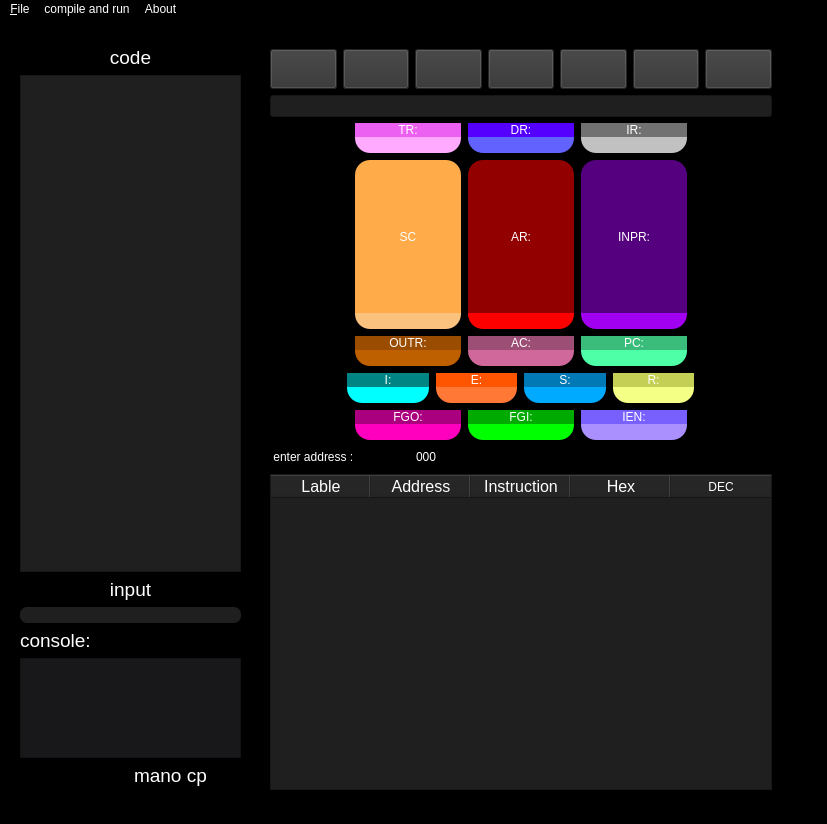
Before: the Qt Designer form icons/mainwindow.ui in xmojtabw/mano-simulator, drawn with Qt 5.
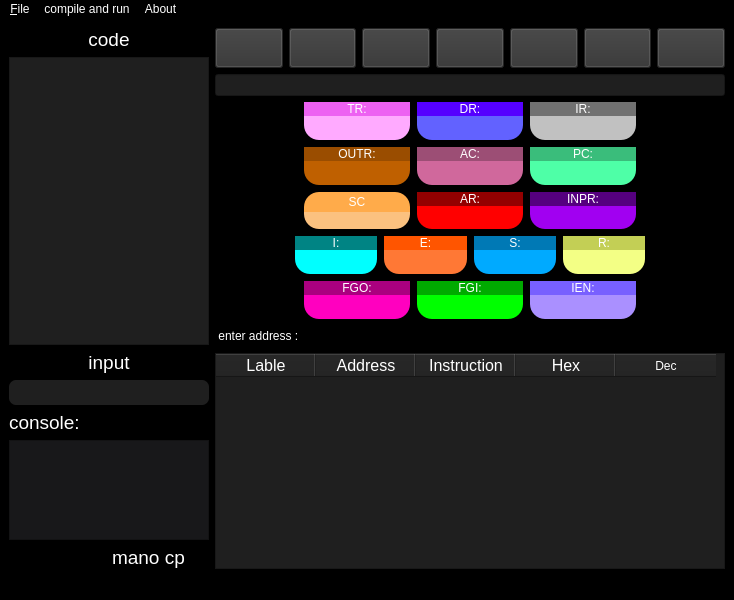
After: the same form once the commit is applied. Icons and pictures are not drawn.

```diff
--- a/icons/mainwindow.ui
+++ b/icons/mainwindow.ui
@@ -6,8 +6,8 @@
    <rect>
     <x>0</x>
     <y>0</y>
-    <width>827</width>
-    <height>824</height>
+    <width>734</width>
+    <height>600</height>
    </rect>
   </property>
   <property name="minimumSize">
@@ -33,15 +33,8 @@
 color: rgb(255, 255, 255);</string>
   </property>
   <widget class="QWidget" name="centralwidget">
-   <widget class="QWidget" name="verticalLayoutWidget">
-    <property name="geometry">
-     <rect>
-      <x>20</x>
-      <y>27</y>
-      <width>221</width>
-      <height>741</height>
-     </rect>
-    </property>
+   <layout class="QHBoxLayout" name="horizontalLayout_6">
+    <item>
     <layout class="QVBoxLayout" name="verticalLayout_3">
      <item>
       <widget class="QLabel" name="input_lbl_2">
@@ -111,7 +104,7 @@
        <property name="minimumSize">
         <size>
          <width>200</width>
-         <height>0</height>
+          <height>25</height>
         </size>
        </property>
        <property name="maximumSize">
@@ -195,16 +188,8 @@
       </layout>
      </item>
     </layout>
-   </widget>
-   <widget class="QWidget" name="verticalLayoutWidget_2">
-    <property name="geometry">
-     <rect>
-      <x>270</x>
-      <y>30</y>
-      <width>502</width>
-      <height>741</height>
-     </rect>
-    </property>
+    </item>
+    <item>
     <layout class="QVBoxLayout" name="verticalLayout_19">
      <item>
       <layout class="QHBoxLayout" name="horizontalLayout_8">
@@ -547,6 +532,12 @@
            </item>
            <item>
             <widget class="QLineEdit" name="tr_line">
+              <property name="sizePolicy">
+               <sizepolicy hsizetype="Expanding" vsizetype="Expanding">
+                <horstretch>0</horstretch>
+                <verstretch>0</verstretch>
+               </sizepolicy>
+              </property>
              <property name="styleSheet">
               <string notr="true">background-color: rgb(255, 170, 255);
 border-bottom-left-radius: 15%;
@@ -586,6 +577,12 @@
            </item>
            <item>
             <widget class="QLineEdit" name="dr_line">
+              <property name="sizePolicy">
+               <sizepolicy hsizetype="Expanding" vsizetype="Expanding">
+                <horstretch>0</horstretch>
+                <verstretch>0</verstretch>
+               </sizepolicy>
+              </property>
              <property name="styleSheet">
               <string notr="true">border-bottom-left-radius: 15%;
 background-color: rgb(98, 98, 255);
@@ -625,6 +622,12 @@
            </item>
            <item>
             <widget class="QLineEdit" name="ir_line">
+              <property name="sizePolicy">
+               <sizepolicy hsizetype="Expanding" vsizetype="Expanding">
+                <horstretch>0</horstretch>
+                <verstretch>0</verstretch>
+               </sizepolicy>
+              </property>
              <property name="styleSheet">
               <string notr="true">background-color: rgb(193, 193, 193);
 border-bottom-left-radius: 15%;
@@ -655,6 +658,180 @@
          </item>
         </layout>
        </item>
+        <item>
+         <layout class="QHBoxLayout" name="horizontalLayout_3">
+          <item>
+           <spacer name="horizontalSpacer_17">
+            <property name="orientation">
+             <enum>Qt::Horizontal</enum>
+            </property>
+            <property name="sizeHint" stdset="0">
+             <size>
+              <width>40</width>
+              <height>20</height>
+             </size>
+            </property>
+           </spacer>
+          </item>
+          <item>
+           <layout class="QVBoxLayout" name="verticalLayout_16">
+            <property name="spacing">
+             <number>0</number>
+            </property>
+            <item>
+             <widget class="QLabel" name="label_9">
+              <property name="styleSheet">
+               <string notr="true">background-color: rgb(154, 77, 0);
+border-top-left-radius: 15%;
+border-top-right-radius: 15%;
+width: 10px;
+height: 10px;</string>
+              </property>
+              <property name="text">
+               <string>OUTR:</string>
+              </property>
+              <property name="alignment">
+               <set>Qt::AlignCenter</set>
+              </property>
+             </widget>
+            </item>
+            <item>
+             <widget class="QLineEdit" name="outr_line">
+              <property name="sizePolicy">
+               <sizepolicy hsizetype="Expanding" vsizetype="Expanding">
+                <horstretch>0</horstretch>
+                <verstretch>0</verstretch>
+               </sizepolicy>
+              </property>
+              <property name="styleSheet">
+               <string notr="true">background-color: rgb(191, 96, 0);
+border-bottom-left-radius: 15%;
+border-bottom-right-radius: 15%;</string>
+              </property>
+              <property name="alignment">
+               <set>Qt::AlignCenter</set>
+              </property>
+              <property name="readOnly">
+               <bool>true</bool>
+              </property>
+             </widget>
+            </item>
+           </layout>
+          </item>
+          <item>
+           <layout class="QVBoxLayout" name="verticalLayout_17">
+            <property name="spacing">
+             <number>0</number>
+            </property>
+            <item>
+             <widget class="QLabel" name="label_6">
+              <property name="styleSheet">
+               <string notr="true">background-color: rgb(156, 78, 117);
+border-top-left-radius: 15%;
+border-top-right-radius: 15%;
+width: 10px;
+height: 10px;</string>
+              </property>
+              <property name="text">
+               <string>AC:</string>
+              </property>
+              <property name="alignment">
+               <set>Qt::AlignCenter</set>
+              </property>
+             </widget>
+            </item>
+            <item>
+             <widget class="QLineEdit" name="ac_line">
+              <property name="sizePolicy">
+               <sizepolicy hsizetype="Expanding" vsizetype="Expanding">
+                <horstretch>0</horstretch>
+                <verstretch>0</verstretch>
+               </sizepolicy>
+              </property>
+              <property name="styleSheet">
+               <string notr="true">background-color: rgb(208, 104, 156);
+border-bottom-left-radius: 15%;
+border-bottom-right-radius: 15%;</string>
+              </property>
+              <property name="alignment">
+               <set>Qt::AlignCenter</set>
+              </property>
+              <property name="readOnly">
+               <bool>true</bool>
+              </property>
+             </widget>
+            </item>
+           </layout>
+          </item>
+          <item>
+           <layout class="QVBoxLayout" name="verticalLayout_14">
+            <property name="spacing">
+             <number>0</number>
+            </property>
+            <item>
+             <widget class="QLabel" name="label">
+              <property name="styleSheet">
+               <string notr="true">background-color: rgb(58, 189, 123);
+border-top-left-radius: 15%;
+border-top-right-radius: 15%;
+width: 10px;
+height: 10px;</string>
+              </property>
+              <property name="text">
+               <string>PC:</string>
+              </property>
+              <property name="alignment">
+               <set>Qt::AlignCenter</set>
+              </property>
+             </widget>
+            </item>
+            <item>
+             <widget class="QLineEdit" name="pc_line">
+              <property name="sizePolicy">
+               <sizepolicy hsizetype="Expanding" vsizetype="Expanding">
+                <horstretch>0</horstretch>
+                <verstretch>0</verstretch>
+               </sizepolicy>
+              </property>
+              <property name="minimumSize">
+               <size>
+                <width>5</width>
+                <height>0</height>
+               </size>
+              </property>
+              <property name="styleSheet">
+               <string notr="true">background-color: rgb(78, 255, 167);
+border-bottom-left-radius: 15%;
+border-bottom-right-radius: 15%;</string>
+              </property>
+              <property name="text">
+               <string/>
+              </property>
+              <property name="alignment">
+               <set>Qt::AlignCenter</set>
+              </property>
+              <property name="readOnly">
+               <bool>true</bool>
+              </property>
+             </widget>
+            </item>
+           </layout>
+          </item>
+          <item>
+           <spacer name="horizontalSpacer_18">
+            <property name="orientation">
+             <enum>Qt::Horizontal</enum>
+            </property>
+            <property name="sizeHint" stdset="0">
+             <size>
+              <width>40</width>
+              <height>20</height>
+             </size>
+            </property>
+           </spacer>
+          </item>
+         </layout>
+        </item>
        <item>
         <layout class="QHBoxLayout" name="horizontalLayout_4">
          <item>
@@ -680,6 +857,12 @@
            </property>
            <item>
             <widget class="QLabel" name="label_2">
+              <property name="maximumSize">
+               <size>
+                <width>16777215</width>
+                <height>20</height>
+               </size>
+              </property>
              <property name="layoutDirection">
               <enum>Qt::LeftToRight</enum>
              </property>
@@ -700,6 +883,12 @@
            </item>
            <item>
             <widget class="QLineEdit" name="sc_line">
+              <property name="sizePolicy">
+               <sizepolicy hsizetype="Expanding" vsizetype="Expanding">
+                <horstretch>0</horstretch>
+                <verstretch>0</verstretch>
+               </sizepolicy>
+              </property>
              <property name="minimumSize">
               <size>
                <width>5</width>
@@ -728,6 +917,12 @@
            </property>
            <item>
             <widget class="QLabel" name="label_4">
+              <property name="maximumSize">
+               <size>
+                <width>16777215</width>
+                <height>40</height>
+               </size>
+              </property>
              <property name="styleSheet">
               <string notr="true">background-color: rgb(147, 0, 0);
 border-top-left-radius: 15%;
@@ -745,6 +940,12 @@
            </item>
            <item>
             <widget class="QLineEdit" name="ar_line">
+              <property name="sizePolicy">
+               <sizepolicy hsizetype="Expanding" vsizetype="Expanding">
+                <horstretch>0</horstretch>
+                <verstretch>0</verstretch>
+               </sizepolicy>
+              </property>
              <property name="styleSheet">
               <string notr="true">background-color: rgb(255, 0, 0);
 border-bottom-left-radius: 15%;
@@ -767,6 +968,18 @@
            </property>
            <item>
             <widget class="QLabel" name="label_8">
+              <property name="sizePolicy">
+               <sizepolicy hsizetype="Preferred" vsizetype="Preferred">
+                <horstretch>0</horstretch>
+                <verstretch>0</verstretch>
+               </sizepolicy>
+              </property>
+              <property name="maximumSize">
+               <size>
+                <width>16777215</width>
+                <height>40</height>
+               </size>
+              </property>
              <property name="styleSheet">
               <string notr="true">background-color: rgb(85, 0, 127);
 border-top-left-radius: 15%;
@@ -784,6 +997,18 @@
            </item>
            <item>
             <widget class="QLineEdit" name="inpr_line">
+              <property name="sizePolicy">
+               <sizepolicy hsizetype="Expanding" vsizetype="Expanding">
+                <horstretch>0</horstretch>
+                <verstretch>0</verstretch>
+               </sizepolicy>
+              </property>
+              <property name="maximumSize">
+               <size>
+                <width>16777215</width>
+                <height>16777215</height>
+               </size>
+              </property>
              <property name="styleSheet">
               <string notr="true">background-color: rgb(161, 0, 241);
 border-bottom-left-radius: 15%;
@@ -814,162 +1039,6 @@
          </item>
         </layout>
        </item>
-       <item>
-        <layout class="QHBoxLayout" name="horizontalLayout_3">
-         <item>
-          <spacer name="horizontalSpacer_17">
-           <property name="orientation">
-            <enum>Qt::Horizontal</enum>
-           </property>
-           <property name="sizeHint" stdset="0">
-            <size>
-             <width>40</width>
-             <height>20</height>
-            </size>
-           </property>
-          </spacer>
-         </item>
-         <item>
-          <layout class="QVBoxLayout" name="verticalLayout_16">
-           <property name="spacing">
-            <number>0</number>
-           </property>
-           <item>
-            <widget class="QLabel" name="label_9">
-             <property name="styleSheet">
-              <string notr="true">background-color: rgb(154, 77, 0);
-border-top-left-radius: 15%;
-border-top-right-radius: 15%;
-width: 10px;
-height: 10px;</string>
-             </property>
-             <property name="text">
-              <string>OUTR:</string>
-             </property>
-             <property name="alignment">
-              <set>Qt::AlignCenter</set>
-             </property>
-            </widget>
-           </item>
-           <item>
-            <widget class="QLineEdit" name="outr_line">
-             <property name="styleSheet">
-              <string notr="true">background-color: rgb(191, 96, 0);
-border-bottom-left-radius: 15%;
-border-bottom-right-radius: 15%;</string>
-             </property>
-             <property name="alignment">
-              <set>Qt::AlignCenter</set>
-             </property>
-             <property name="readOnly">
-              <bool>true</bool>
-             </property>
-            </widget>
-           </item>
-          </layout>
-         </item>
-         <item>
-          <layout class="QVBoxLayout" name="verticalLayout_17">
-           <property name="spacing">
-            <number>0</number>
-           </property>
-           <item>
-            <widget class="QLabel" name="label_6">
-             <property name="styleSheet">
-              <string notr="true">background-color: rgb(156, 78, 117);
-border-top-left-radius: 15%;
-border-top-right-radius: 15%;
-width: 10px;
-height: 10px;</string>
-             </property>
-             <property name="text">
-              <string>AC:</string>
-             </property>
-             <property name="alignment">
-              <set>Qt::AlignCenter</set>
-             </property>
-            </widget>
-           </item>
-           <item>
-            <widget class="QLineEdit" name="ac_line">
-             <property name="styleSheet">
-              <string notr="true">background-color: rgb(208, 104, 156);
-border-bottom-left-radius: 15%;
-border-bottom-right-radius: 15%;</string>
-             </property>
-             <property name="alignment">
-              <set>Qt::AlignCenter</set>
-             </property>
-             <property name="readOnly">
-              <bool>true</bool>
-             </property>
-            </widget>
-           </item>
-          </layout>
-         </item>
-         <item>
-          <layout class="QVBoxLayout" name="verticalLayout_14">
-           <property name="spacing">
-            <number>0</number>
-           </property>
-           <item>
-            <widget class="QLabel" name="label">
-             <property name="styleSheet">
-              <string notr="true">background-color: rgb(58, 189, 123);
-border-top-left-radius: 15%;
-border-top-right-radius: 15%;
-width: 10px;
-height: 10px;</string>
-             </property>
-             <property name="text">
-              <string>PC:</string>
-             </property>
-             <property name="alignment">
-              <set>Qt::AlignCenter</set>
-             </property>
-            </widget>
-           </item>
-           <item>
-            <widget class="QLineEdit" name="pc_line">
-             <property name="minimumSize">
-              <size>
-               <width>5</width>
-               <height>0</height>
-              </size>
-             </property>
-             <property name="styleSheet">
-              <string notr="true">background-color: rgb(78, 255, 167);
-border-bottom-left-radius: 15%;
-border-bottom-right-radius: 15%;</string>
-             </property>
-             <property name="text">
-              <string/>
-             </property>
-             <property name="alignment">
-              <set>Qt::AlignCenter</set>
-             </property>
-             <property name="readOnly">
-              <bool>true</bool>
-             </property>
-            </widget>
-           </item>
-          </layout>
-         </item>
-         <item>
-          <spacer name="horizontalSpacer_18">
-           <property name="orientation">
-            <enum>Qt::Horizontal</enum>
-           </property>
-           <property name="sizeHint" stdset="0">
-            <size>
-             <width>40</width>
-             <height>20</height>
-            </size>
-           </property>
-          </spacer>
-         </item>
-        </layout>
-       </item>
        <item>
         <layout class="QHBoxLayout" name="horizontalLayout_2">
          <item>
@@ -1061,6 +1130,12 @@
            </item>
            <item>
             <widget class="QLineEdit" name="i_line">
+              <property name="sizePolicy">
+               <sizepolicy hsizetype="Expanding" vsizetype="Expanding">
+                <horstretch>0</horstretch>
+                <verstretch>0</verstretch>
+               </sizepolicy>
+              </property>
              <property name="styleSheet">
               <string notr="true">background-color: rgb(0, 255, 255);
 border-bottom-left-radius: 15%;
@@ -1100,6 +1175,12 @@
            </item>
            <item>
             <widget class="QLineEdit" name="e_line">
+              <property name="sizePolicy">
+               <sizepolicy hsizetype="Expanding" vsizetype="Expanding">
+                <horstretch>0</horstretch>
+                <verstretch>0</verstretch>
+               </sizepolicy>
+              </property>
              <property name="styleSheet">
               <string notr="true">background-color: rgb(255, 120, 53);
 border-bottom-left-radius: 15%;
@@ -1139,6 +1220,12 @@
            </item>
            <item>
             <widget class="QLineEdit" name="s_line">
+              <property name="sizePolicy">
+               <sizepolicy hsizetype="Expanding" vsizetype="Expanding">
+                <horstretch>0</horstretch>
+                <verstretch>0</verstretch>
+               </sizepolicy>
+              </property>
              <property name="styleSheet">
               <string notr="true">background-color: rgb(0, 170, 255);
 border-bottom-left-radius: 15%;
@@ -1178,6 +1265,12 @@
            </item>
            <item>
             <widget class="QLineEdit" name="r_line">
+              <property name="sizePolicy">
+               <sizepolicy hsizetype="Expanding" vsizetype="Expanding">
+                <horstretch>0</horstretch>
+                <verstretch>0</verstretch>
+               </sizepolicy>
+              </property>
              <property name="styleSheet">
               <string notr="true">background-color: rgb(243, 255, 133);
 border-bottom-left-radius: 15%;
@@ -1299,6 +1392,12 @@
            </item>
            <item>
             <widget class="QLineEdit" name="fgo_line">
+              <property name="sizePolicy">
+               <sizepolicy hsizetype="Expanding" vsizetype="Expanding">
+                <horstretch>0</horstretch>
+                <verstretch>0</verstretch>
+               </sizepolicy>
+              </property>
              <property name="styleSheet">
               <string notr="true">background-color: rgb(255, 0, 191);
 border-bottom-left-radius: 15%;
@@ -1338,6 +1437,12 @@
            </item>
            <item>
             <widget class="QLineEdit" name="fgi_line">
+              <property name="sizePolicy">
+               <sizepolicy hsizetype="Expanding" vsizetype="Expanding">
+                <horstretch>0</horstretch>
+                <verstretch>0</verstretch>
+               </sizepolicy>
+              </property>
              <property name="styleSheet">
               <string notr="true">background-color: rgb(0, 255, 0);
 border-bottom-left-radius: 15%;
@@ -1377,6 +1482,12 @@
            </item>
            <item>
             <widget class="QLineEdit" name="ien_line">
+              <property name="sizePolicy">
+               <sizepolicy hsizetype="Expanding" vsizetype="Expanding">
+                <horstretch>0</horstretch>
+                <verstretch>0</verstretch>
+               </sizepolicy>
+              </property>
              <property name="styleSheet">
               <string notr="true">background-color: rgb(170, 144, 255);
 border-bottom-left-radius: 15%;
@@ -1424,7 +1535,7 @@
           <string/>
          </property>
          <property name="text">
-          <string>000</string>
+           <string/>
          </property>
          <property name="maxLength">
           <number>4</number>
@@ -1572,21 +1683,22 @@
        </column>
        <column>
         <property name="text">
-         <string>DEC</string>
+          <string>Dec</string>
         </property>
        </column>
       </widget>
      </item>
     </layout>
-   </widget>
+    </item>
+   </layout>
   </widget>
   <widget class="QMenuBar" name="menubar">
    <property name="geometry">
     <rect>
      <x>0</x>
      <y>0</y>
-     <width>827</width>
-     <height>27</height>
+     <width>734</width>
+     <height>23</height>
     </rect>
    </property>
    <widget class="QMenu" name="menu_File">
```
Lines whose indentation alone changed are shown as unchanged.
